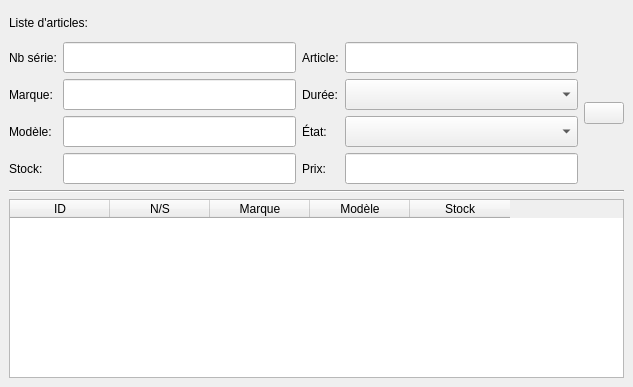
Above: sploks/views/contract_items.ui from LPOdev/Sploks before the change. Below: the same form after it.
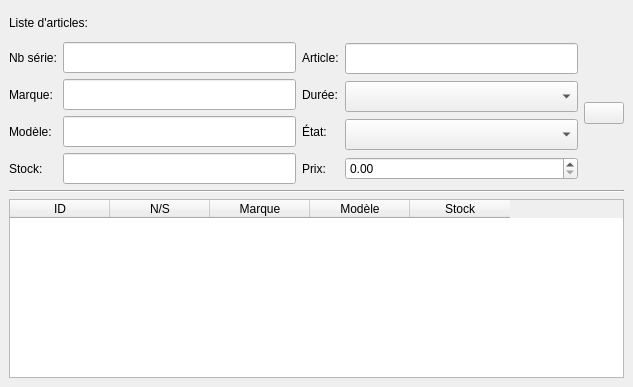
That is the form after the change. Icons and pictures are not drawn.

Commit message: adjust-the-price done

```diff
--- a/sploks/views/contract_items.ui
+++ b/sploks/views/contract_items.ui
@@ -290,24 +290,15 @@
            </widget>
           </item>
           <item>
-           <widget class="QLineEdit" name="lbl_price">
-            <property name="font">
-             <font>
-              <family>Arial</family>
-              <pointsize>14</pointsize>
-              <weight>10</weight>
-              <italic>false</italic>
-              <bold>false</bold>
-             </font>
-            </property>
+           <widget class="QDoubleSpinBox" name="lbl_price">
             <property name="styleSheet">
              <string notr="true">font: 87 14pt &quot;Arial&quot;;</string>
             </property>
-            <property name="text">
-             <string/>
+            <property name="decimals">
+             <number>2</number>
             </property>
-            <property name="readOnly">
-             <bool>false</bool>
+            <property name="maximum">
+             <double>99999.990000000005239</double>
             </property>
            </widget>
           </item>
```
Left out of the diff: 1 changed line with no effect on the pictures. The commit also changes 2 other files.
